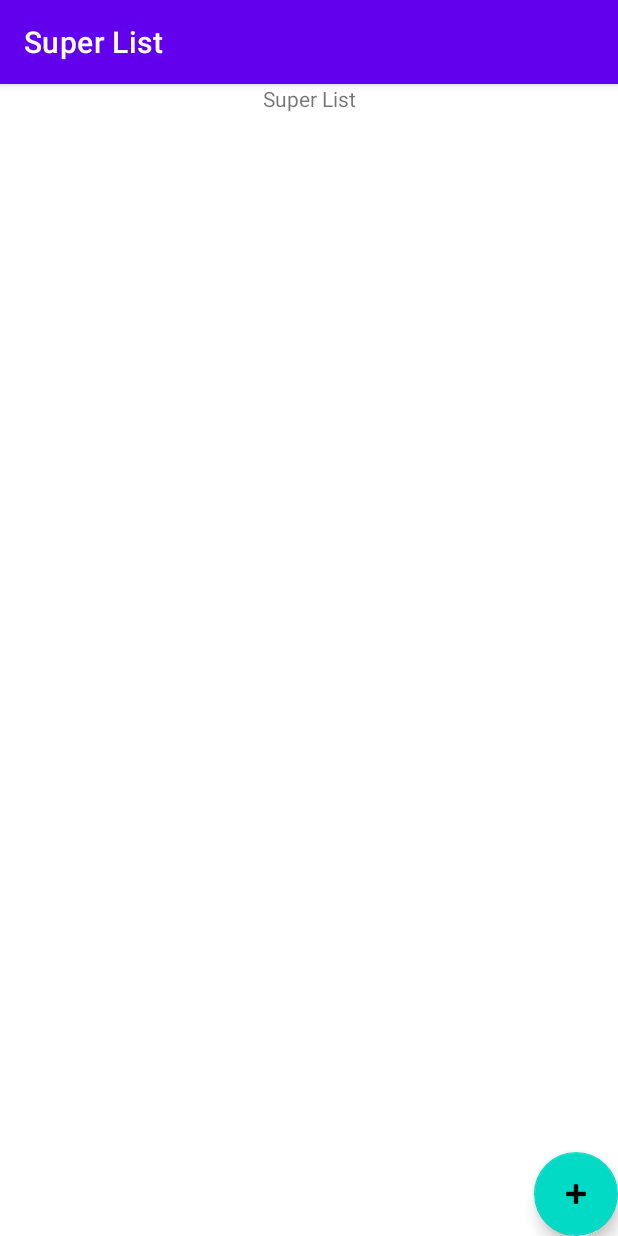
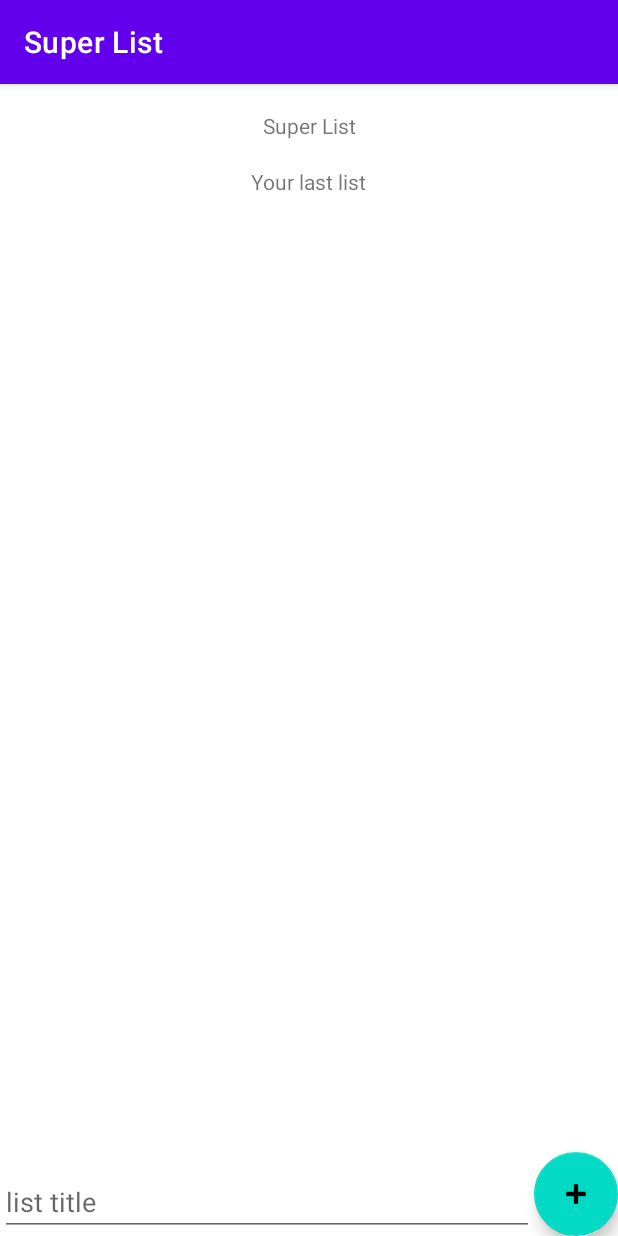
Before and after one commit to Bjarte-I/super-list, an Android app: the screen it shows after launch (MainActivity), on a phone screen of 412 x 824 dp. Run offline under Robolectric (Android 15) with nearby library versions, the phone set to English and light mode, and no system bars; 1 statement that could not run was skipped.

Commit message:
Made xml files and adapter for the recyclerview. Created a addLlist function and a deleteList function, however the deleteList function is not yet finished.

```diff
--- /dev/null
+++ b/app/src/main/java/com/example/superlist/ListItem.kt
@@ -0,0 +1,5 @@
+package com.example.superlist
+
+data class ListItem(
+    val title:String
+)
--- a/app/src/main/java/com/example/superlist/MainActivity.kt
+++ b/app/src/main/java/com/example/superlist/MainActivity.kt
@@ -2,10 +2,34 @@ package com.example.superlist
 
 import androidx.appcompat.app.AppCompatActivity
 import android.os.Bundle
+import androidx.recyclerview.widget.LinearLayoutManager
+import kotlinx.android.synthetic.main.activity_main.*
+import kotlinx.android.synthetic.main.item_todo_list.*
+import kotlinx.android.synthetic.main.item_todo_list.view.*
 
 class MainActivity : AppCompatActivity() {
+
+    private lateinit var todoListAdapter: TodoListAdapter
+
     override fun onCreate(savedInstanceState: Bundle?) {
         super.onCreate(savedInstanceState)
         setContentView(R.layout.activity_main)
+        todoListAdapter = TodoListAdapter(mutableListOf())
+
+        rv_list_container.adapter = todoListAdapter
+        rv_list_container.layoutManager = LinearLayoutManager(this)
+
+        button_create_list.setOnClickListener {
+            val listTitle = et_todo_list_title.text.toString()
+            if(listTitle.isNotEmpty()) {
+                val list = ListItem(listTitle)
+                todoListAdapter.addList(list)
+                et_todo_list_title.text.clear()
+            }
+        }
+
+        button_delete.setOnClickListener {
+            todoListAdapter.deleteList()
+        }
     }
 }
--- a/app/src/main/res/layout/activity_main.xml
+++ b/app/src/main/res/layout/activity_main.xml
@@ -7,7 +7,9 @@
     tools:context=".MainActivity">
 
     <TextView
-        android:id="@+id/main_title"
+        android:id="@+id/tv_main_title"
+        android:paddingTop="18dp"
+        android:paddingBottom="18dp"
         android:layout_width="wrap_content"
         android:layout_height="wrap_content"
         android:text="@string/app_name"
@@ -15,12 +17,25 @@
         app:layout_constraintRight_toRightOf="parent"
         app:layout_constraintTop_toTopOf="parent" />
 
+    <TextView
+        android:id="@+id/tv_main_slogan"
+        android:layout_width="wrap_content"
+        android:layout_height="wrap_content"
+        android:paddingBottom="18dp"
+        android:text="@string/app_slogan"
+        app:layout_constraintLeft_toLeftOf="parent"
+        app:layout_constraintRight_toRightOf="parent"
+        app:layout_constraintTop_toBottomOf="@id/tv_main_title" />
+
     <com.google.android.material.floatingactionbutton.FloatingActionButton
         android:id="@+id/button_create_list"
         android:layout_width="wrap_content"
         android:layout_height="wrap_content"
         android:clickable="true"
         android:focusable="true"
+        android:paddingStart="8dp"
+        android:paddingEnd="8dp"
+        android:paddingBottom="8dp"
         app:srcCompat="@android:drawable/ic_input_add"
         tools:layout_editor_absoluteX="335dp"
         tools:layout_editor_absoluteY="654dp"
@@ -31,11 +46,21 @@
     <androidx.recyclerview.widget.RecyclerView
         android:id="@+id/rv_list_container"
         android:layout_width="match_parent"
+        android:layout_height="0dp"
+        app:layout_constraintStart_toStartOf="parent"
+        app:layout_constraintEnd_toEndOf="parent"
+        app:layout_constraintTop_toBottomOf="@+id/tv_main_slogan"
+        app:layout_constraintBottom_toTopOf="@id/et_todo_list_title"
+        />
+
+    <EditText
+        android:id="@+id/et_todo_list_title"
+        android:layout_width="0dp"
         android:layout_height="wrap_content"
-        tools:layout_editor_absoluteX="175dp"
-        tools:layout_editor_absoluteY="456dp"
-        app:layout_constraintTop_toBottomOf="@+id/main_title"
+        android:hint="@string/list_title"
         app:layout_constraintBottom_toBottomOf="parent"
+        app:layout_constraintStart_toStartOf="parent"
+        app:layout_constraintEnd_toStartOf="@id/button_create_list"
         />
 
 </androidx.constraintlayout.widget.ConstraintLayout>
--- a/app/src/main/res/values/strings.xml
+++ b/app/src/main/res/values/strings.xml
@@ -1,4 +1,7 @@
 <resources>
     <string name="app_name">Super List</string>
     <string name="create_list">Create list</string>
+    <string name="list_title">list title</string>
+    <string name="app_slogan">Your last list</string>
+    <string name="delete">Delete</string>
 </resources>
```
Also changed, not shown: app/src/main/java/com/example/superlist/TodoListAdapter.kt (added, +39 -0 lines), app/src/main/res/drawable-anydpi/ic_delete.xml (added, +11 -0 lines), app/src/main/res/layout/item_todo_list.xml (added, +32 -0 lines), app/src/main/res/drawable-hdpi/ic_delete.png (added), app/src/main/res/drawable-mdpi/ic_delete.png (added), app/src/main/res/drawable-xhdpi/ic_delete.png (added), app/src/main/res/drawable-xxhdpi/ic_delete.png (added).
